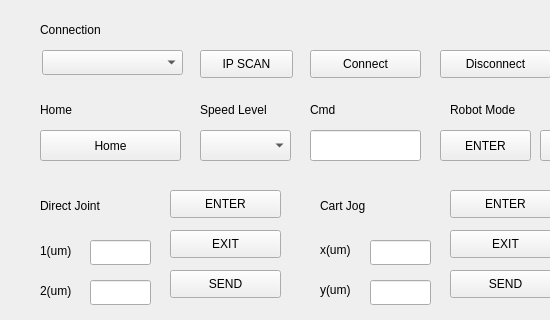
Before: the Qt Designer form qt_code/mainwindow.ui in dinoness/parallel_control_code, drawn with Qt 5; both pictures show x 0 to 550 and y 0 to 320 of the 1011 by 711 pixel window.
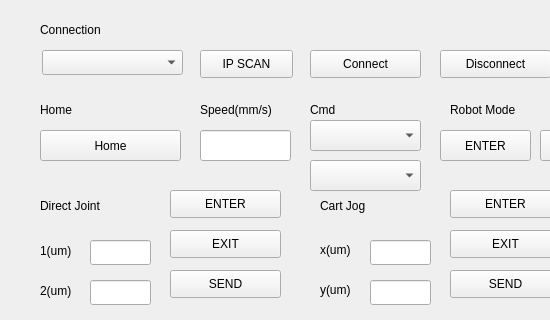
After: the same form once the commit is applied.

Commit message: speed_level_change

```diff
--- a/qt_code/mainwindow.ui
+++ b/qt_code/mainwindow.ui
@@ -275,7 +275,7 @@
      </rect>
     </property>
     <property name="text">
-     <string>Speed Level</string>
+     <string>Speed(mm/s)</string>
     </property>
    </widget>
    <widget class="QLineEdit" name="ledit_d_j1">
@@ -651,11 +651,11 @@
      <string>None</string>
     </property>
    </widget>
-   <widget class="QLineEdit" name="ledit_cmd_id">
+   <widget class="QComboBox" name="cbox_cmd_id">
     <property name="geometry">
      <rect>
       <x>310</x>
-      <y>130</y>
+      <y>120</y>
       <width>111</width>
       <height>31</height>
      </rect>
@@ -765,7 +765,7 @@
      <string>EXIT</string>
     </property>
    </widget>
-   <widget class="QComboBox" name="cbox_speed_level">
+   <widget class="QLineEdit" name="ledit_speed">
     <property name="geometry">
      <rect>
       <x>200</x>
@@ -1373,6 +1373,16 @@
      <string>-</string>
     </property>
    </widget>
+   <widget class="QComboBox" name="cbox_cmd_id">
+    <property name="geometry">
+     <rect>
+      <x>310</x>
+      <y>160</y>
+      <width>111</width>
+      <height>31</height>
+     </rect>
+    </property>
+   </widget>
   </widget>
   <widget class="QMenuBar" name="menubar">
    <property name="geometry">
```
The commit also changes 12 other files.
